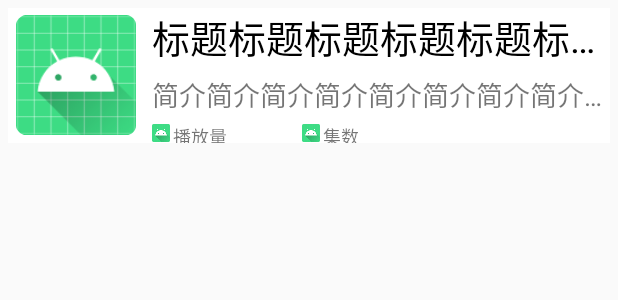
After one commit to ALI1416/himalaya-android, an Android app: the layout item_recommend.xml on its own in the app's theme, with its tools: preview values and no code run, on a phone screen of 412 x 824 dp. The commit adds this screen. Shown: the top 300 px of the screen. Run offline under Robolectric (Android 15) with nearby library versions, the phone set to English and light mode, and no system bars.

Commit message:
新增推荐内容

```diff
--- a/app/build.gradle
+++ b/app/build.gradle
@@ -36,6 +36,8 @@ dependencies {
     implementation 'com.squareup.okhttp3:okhttp:4.8.1'
     implementation 'com.squareup.okio:okio:2.8.0'
     implementation 'com.github.hackware1993:MagicIndicator:1.5.0'
+    implementation 'androidx.recyclerview:recyclerview:1.1.0'
+    implementation 'com.github.bumptech.glide:glide:4.11.0'
     implementation files('libs/TingPhoneOpenSDK_7.2.6.jar')
     implementation files('libs/XmDownload_2.0.jar')
     implementation files('libs/XmlyOAuth2SDK_V2.0.jar')
--- /dev/null
+++ b/app/src/main/res/layout/item_recommend.xml
@@ -0,0 +1,98 @@
+<?xml version="1.0" encoding="utf-8"?>
+<LinearLayout xmlns:android="http://schemas.android.com/apk/res/android"
+    android:layout_width="match_parent"
+    android:layout_height="90dp"
+    android:layout_margin="5dp"
+    android:background="#fff"
+    >
+
+    <ImageView
+        android:id="@+id/recommend_item_image"
+        android:layout_width="80dp"
+        android:layout_height="80dp"
+        android:layout_gravity="center_vertical"
+        android:layout_margin="5dp"
+        android:src="@mipmap/ic_launcher"
+        />
+
+    <LinearLayout
+        android:layout_width="wrap_content"
+        android:layout_height="match_parent"
+        android:layout_marginLeft="5dp"
+        android:orientation="vertical"
+        >
+
+        <TextView
+            android:id="@+id/recommend_item_title"
+            android:layout_width="match_parent"
+            android:layout_height="wrap_content"
+            android:ellipsize="end"
+            android:singleLine="true"
+            android:text="标题标题标题标题标题标题标题标题标题标题标题"
+            android:textColor="#000"
+            android:textSize="25sp"
+            />
+
+        <TextView
+            android:id="@+id/recommend_item_content"
+            android:layout_width="match_parent"
+            android:layout_height="wrap_content"
+            android:layout_marginTop="5dp"
+            android:layout_marginBottom="5dp"
+            android:ellipsize="end"
+            android:singleLine="true"
+            android:text="简介简介简介简介简介简介简介简介简介简介简介"
+            android:textSize="18sp"
+            />
+
+        <LinearLayout
+            android:layout_width="match_parent"
+            android:layout_height="wrap_content"
+            >
+
+            <LinearLayout
+                android:layout_width="100dp"
+                android:layout_height="wrap_content"
+                >
+
+                <ImageView
+                    android:layout_width="12dp"
+                    android:layout_height="12dp"
+                    android:layout_gravity="center_vertical"
+                    android:layout_marginRight="2dp"
+                    android:src="@mipmap/ic_launcher"
+                    />
+
+                <TextView
+                    android:id="@+id/recommend_item_play_count"
+                    android:layout_width="wrap_content"
+                    android:layout_height="wrap_content"
+                    android:text="播放量"
+                    android:textSize="12sp"
+                    />
+            </LinearLayout>
+
+            <LinearLayout
+                android:layout_width="wrap_content"
+                android:layout_height="wrap_content"
+                >
+
+                <ImageView
+                    android:layout_width="12dp"
+                    android:layout_height="12dp"
+                    android:layout_gravity="center_vertical"
+                    android:layout_marginRight="2dp"
+                    android:src="@mipmap/ic_launcher"
+                    />
+
+                <TextView
+                    android:id="@+id/recommend_item_play_episode"
+                    android:layout_width="wrap_content"
+                    android:layout_height="wrap_content"
+                    android:text="集数"
+                    android:textSize="12sp"
+                    />
+            </LinearLayout>
+        </LinearLayout>
+    </LinearLayout>
+</LinearLayout>
```
Also changed, not shown: app/src/main/java/com/ck/MainActivity.java (+17 -3 lines), app/src/main/java/com/ck/adapter/IndicatorAdapter.java (+25 -5 lines), app/src/main/java/com/ck/adapter/RecommendListAdapter.java (added, +73 -0 lines), app/src/main/java/com/ck/constant/RecommendConstant.java (added, +8 -0 lines), app/src/main/java/com/ck/fragment/RecommendFragment.java (+78 -3 lines), app/src/main/res/layout/activity_main.xml (+31 -5 lines), app/src/main/res/layout/fragment_recommend.xml (+9 -8 lines).
